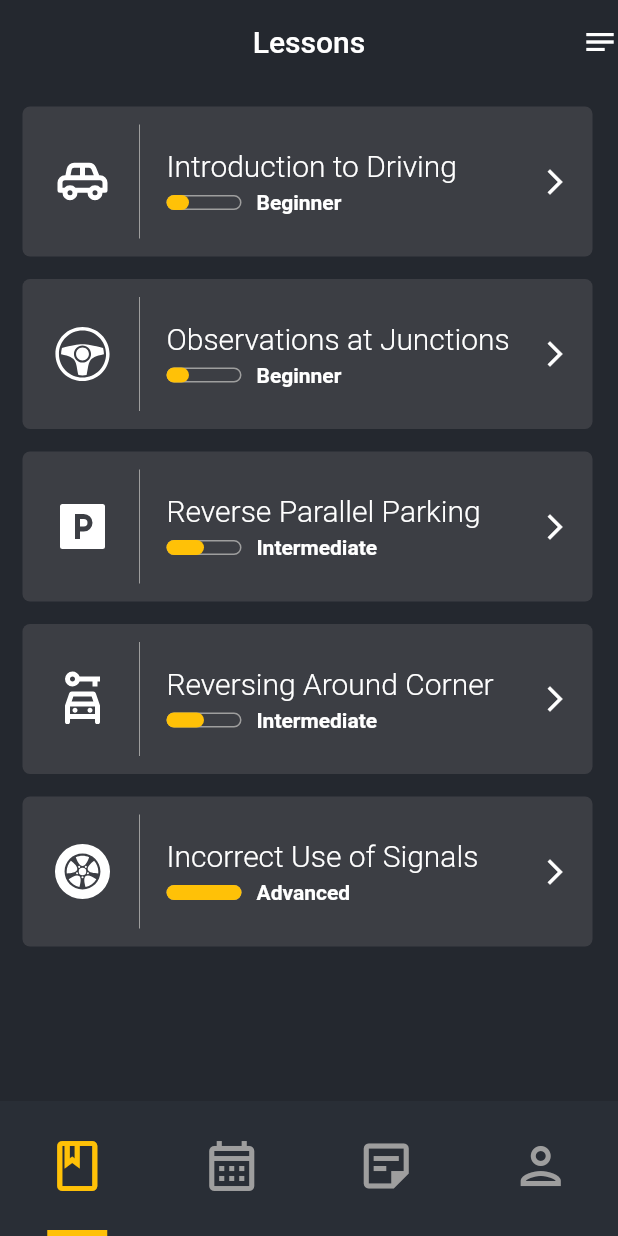
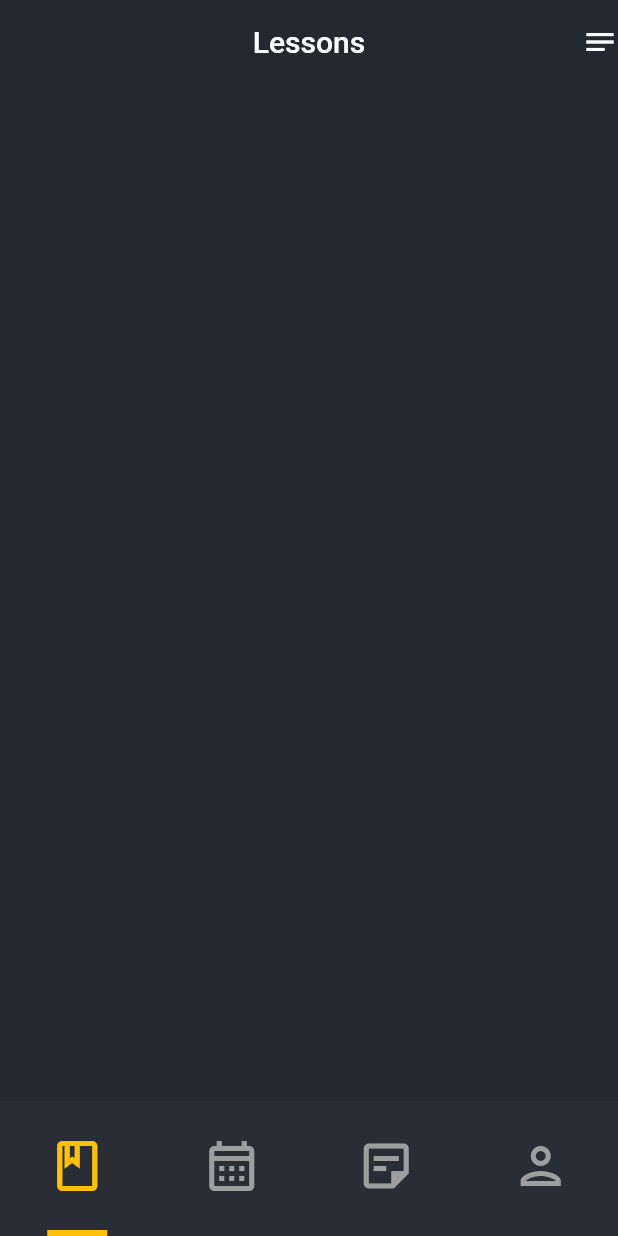
Before and after one commit to Sensornyy/flutter_internship, a Flutter app: the screen it shows after launch, on a phone screen of 412 x 824 dp. Run offline on Flutter 3.47's test engine with Material 2 defaults, Android fonts, the phone set to English and light mode, and no system bars; our stand-ins replace flutter_svg, freezed_annotation.

Commit message:
fix: remove all unnecessary files

```diff
--- a/task5/todo_app/assets/json/source.json
+++ /dev/null
@@ -1,27 +0,0 @@
-[
-    {
-        "name": "Introduction to Driving",
-        "level": "Beginner",
-        "iconName": "assets/images/car-sideview.svg"
-    },
-    {
-        "name": "Observations at Junctions",
-        "level": "Beginner",
-        "iconName": "assets/images/steering-wheel-2.svg"
-    },
-    {
-        "name": "Reverse Parallel Parking",
-        "level": "Intermediate",
-        "iconName": "assets/images/parking-box-fill.svg"
-    },
-    {
-        "name": "Reversing Around Corner",
-        "level": "Intermediate",
-        "iconName": "assets/images/car-rental-outline.svg"
-    },
-    {
-        "name": "Incorrect Use of Signals",
-        "level": "Advanced",
-        "iconName": "assets/images/car-wheel.svg"
-    }
-]
--- a/task5/todo_app/lib/pages/home_page.dart
+++ b/task5/todo_app/lib/pages/home_page.dart
@@ -1,15 +1,15 @@
 import 'package:flutter/material.dart';
+import 'package:todo_app/pages/tasks_page.dart';
 
 import '../widgets/custom_tab_bar.dart';
 import 'custom_tab_bar_view.dart';
 import '../common/app_colors.dart';
-import 'lessons_page.dart';
 
 class HomePage extends StatelessWidget {
   const HomePage({Key? key}) : super(key: key);
 
   static const List<Widget> _pages = <Widget>[
-    LessonsPage(),
+    TasksPage(),
     Icon(Icons.calendar_month_outlined, size: 150),
     Icon(Icons.sticky_note_2_outlined, size: 150),
     Icon(Icons.person_outline, size: 150),
--- a/task5/todo_app/lib/pages/lessons_page.dart
+++ /dev/null
@@ -1,31 +0,0 @@
-import 'package:flutter/material.dart';
-import 'package:todo_app/repository/lesson_repository.dart';
-import 'package:todo_app/widgets/lesson_card.dart';
-
-import '../model/lesson/lesson.dart';
-
-class LessonsPage extends StatelessWidget {
-  const LessonsPage({Key? key}) : super(key: key);
-
-  @override
-  Widget build(BuildContext context) {
-    return FutureBuilder(
-        future: LessonRepository.getLessonsList(),
-        builder: (context, snapshot) {
-          if (snapshot.connectionState == ConnectionState.done) {
-            if (snapshot.hasData) {
-              final List<Lesson> lessons = snapshot.data! as List<Lesson>;
-              return ListView.builder(
-                padding: const EdgeInsets.all(15),
-                itemBuilder: (context, index) {
-                  return LessonCard(lesson: lessons[index]);
-                },
-                itemCount: lessons.length,
-              );
-            }
-          }
-
-          return const CircularProgressIndicator();
-        });
-  }
-}
--- /dev/null
+++ b/task5/todo_app/lib/pages/tasks_page.dart
@@ -0,0 +1,10 @@
+import 'package:flutter/material.dart';
+
+class TasksPage extends StatelessWidget {
+  const TasksPage({Key? key}) : super(key: key);
+
+  @override
+  Widget build(BuildContext context) {
+    return ListView();
+  }
+}
--- a/task5/todo_app/lib/repository/lesson_repository.dart
+++ /dev/null
@@ -1,15 +0,0 @@
-import 'dart:convert';
-
-import 'package:flutter/services.dart';
-
-import '../model/lesson/lesson.dart';
-
-class LessonRepository {
-  static Future<List<Lesson>> getLessonsList() async {
-    final obj = await rootBundle.loadString("assets/json/source.json");
-
-    final lessons = json.decode(obj);
-
-    return (lessons as List).map((lesson) => Lesson.fromJson(lesson)).toList();
-  }
-}
--- a/task5/todo_app/lib/widgets/level_description.dart
+++ /dev/null
@@ -1,64 +0,0 @@
-import 'package:flutter/material.dart';
-import 'package:todo_app/common/app_colors.dart';
-
-class LevelDescription extends StatelessWidget {
-  const LevelDescription({Key? key, required this.level}) : super(key: key);
-
-  final String level;
-
-  @override
-  Widget build(BuildContext context) {
-    return Row(
-      mainAxisAlignment: MainAxisAlignment.start,
-      children: <Widget>[
-        Column(
-          children: [
-            SizedBox(
-              height: 10,
-              width: 50,
-              child: Stack(
-                children: <Widget>[
-                  Container(
-                    decoration: BoxDecoration(
-                      borderRadius: BorderRadius.circular(10),
-                      border: Border.all(color: Colors.grey, width: 1.0),
-                      color: AppColors.cardBackground,
-                    ),
-                  ),
-                  FractionallySizedBox(
-                    widthFactor: switchCaseForWidthFactor(),
-                    child: Container(
-                      decoration: BoxDecoration(
-                        color: Colors.amber,
-                        borderRadius: BorderRadius.circular(10),
-                      ),
-                    ),
-                  )
-                ],
-              ),
-            ),
-          ],
-        ),
-        const SizedBox(width: 10),
-        Text(level,
-            style: const TextStyle(
-                color: Colors.white, fontWeight: FontWeight.bold)),
-      ],
-    );
-  }
-}
-
-extension LevelDescriptionSwitchCaseMethods on LevelDescription {
-  double switchCaseForWidthFactor() {
-    switch (level) {
-      case 'Beginner':
-        return 0.3;
-      case 'Intermediate':
-        return 0.5;
-      case 'Advanced':
-        return 1;
-      default:
-        return 0;
-    }
-  }
-}
--- a/task5/todo_app/lib/widgets/lesson_card.dart
+++ b/task5/todo_app/lib/widgets/task_card.dart
@@ -1,9 +1,6 @@
 import 'package:flutter/material.dart';
 import 'package:flutter_svg/svg.dart';
 import 'package:todo_app/common/app_colors.dart';
-import 'package:todo_app/common/slide_transition.dart';
-import 'package:todo_app/pages/info_page.dart';
-import 'package:todo_app/widgets/level_description.dart';
 
 import '../model/lesson/lesson.dart';
 
@@ -16,7 +13,7 @@ class LessonCard extends StatelessWidget {
   Widget build(BuildContext context) {
     return GestureDetector(
       onTap: () {
-        Navigator.push(context, slideTransitionTo(page: const InfoPage()));
+
       },
       child: Stack(
         children: <Widget>[
@@ -46,7 +43,6 @@ class LessonCard extends StatelessWidget {
                               fontSize: 20,
                               fontWeight: FontWeight.w300)),
                       const SizedBox(height: 5),
-                      LevelDescription(level: lesson.level),
                     ],
                   ),
                 ],
--- a/task5/todo_app/pubspec.yaml
+++ b/task5/todo_app/pubspec.yaml
@@ -63,9 +63,9 @@ flutter:
   uses-material-design: true
 
   # To add assets to your application, add an assets section, like this:
-  assets:
-    - assets/images/
-    - assets/json/
+  # assets:
+  #   - assets/images/
+  #   - assets/json/
 
   # An image asset can refer to one or more resolution-specific "variants", see
   # https://flutter.dev/assets-and-images/#resolution-aware
```
Also changed, not shown: task5/todo_app/lib/pages/info_page.dart (deleted, +0 -116 lines), task5/todo_app/assets/images/book-education-outline.svg (deleted), task5/todo_app/assets/images/book-education.svg (deleted), task5/todo_app/assets/images/calendar-duotone.svg (deleted), task5/todo_app/assets/images/car-rental-outline.svg (deleted), task5/todo_app/assets/images/car-sideview.svg (deleted), task5/todo_app/assets/images/car-wheel.svg (deleted), task5/todo_app/assets/images/everyday-driving.jpg (deleted), task5/todo_app/assets/images/outline-person.svg (deleted), task5/todo_app/assets/images/parking-box-fill.svg (deleted), task5/todo_app/assets/images/steering-wheel-2.svg (deleted), task5/todo_app/assets/images/ticket.svg (deleted).
